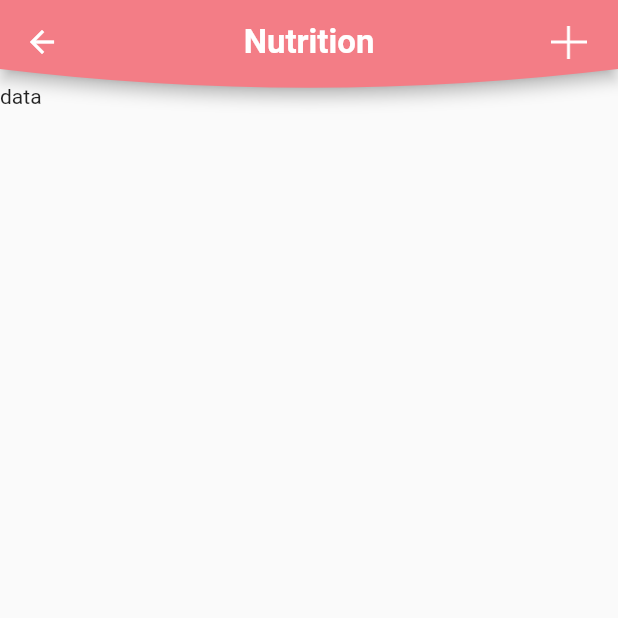
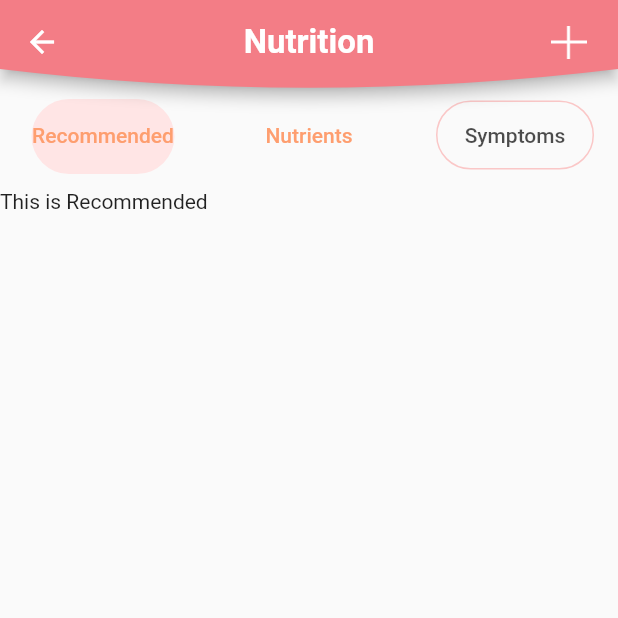
Before and after one commit to Ambangira/flutter-pregnant-umenoki, a Flutter app: the NutritionPage screen opened directly, on a phone screen of 412 x 824 dp, the top half of it. Run offline on Flutter 3.47's test engine with Material 2 defaults, Android fonts, the phone set to English and light mode, and no system bars; our stand-ins replace bubble_tab_indicator, cloud_firestore, firebase_auth, firebase_messaging; accounts and stored records are empty; Roboto replaces fonts that are missing (Avenir).

Commit message:
Update nutrition_page.dart

```diff
--- a/lib/src/pages/nutrition/nutrition_page.dart
+++ b/lib/src/pages/nutrition/nutrition_page.dart
@@ -10,6 +10,8 @@ import 'package:flutter/material.dart';
 import 'package:umenoki/src/app_theme.dart';
 import 'package:umenoki/src/widgets/shape_border_widget.dart';
 
+import 'package:bubble_tab_indicator/bubble_tab_indicator.dart';
+
 class NutritionPage extends StatefulWidget {
 
   @override
@@ -21,9 +23,10 @@ class _NutritionPageState extends State<NutritionPage>{
   Widget build(BuildContext context) {
     return Scaffold(
       appBar: _appBarBuilder(context),
-      body: _bodyBuilder(context),
+      body: _bodyBuilder(context,)
     );
   }
+
 
   Widget _appBarBuilder(BuildContext context) {
     return AppBar(
@@ -45,10 +48,10 @@ class _NutritionPageState extends State<NutritionPage>{
         IconButton(
           icon: ImageIcon(
             AssetImage("assets/components/nutrition/icn_plus.png"),
-            size: 50.0,
+            size: AppTheme.iconSize,
             color: Colors.white,
           ),
-          iconSize: 50.0,
+          iconSize: AppTheme.iconSize,
           onPressed: (){
 
           },
@@ -58,6 +61,77 @@ class _NutritionPageState extends State<NutritionPage>{
   }
 
   Widget _bodyBuilder(BuildContext context) {
-    return Text('data');
+    return DefaultTabController(
+      length: 3,
+      child: Column(
+        children: <Widget>[
+          Container(
+            constraints: BoxConstraints.expand(height: 70.0),
+            child: TabBar(
+              indicatorSize: TabBarIndicatorSize.label,     // tab
+              indicator: BubbleTabIndicator(
+                indicatorHeight: 50.0,
+                indicatorColor: Color(0xFFFFE5E5),
+                tabBarIndicatorSize: TabBarIndicatorSize.tab,
+              ),
+              tabs: [
+                Tab(
+                  child: Container(
+                    decoration: BubbleTabIndicator(
+                      indicatorHeight: 48.0,
+                      indicatorColor: Color(0xFFFAC7C7),
+                      tabBarIndicatorSize: TabBarIndicatorSize.tab,
+                    ),
+                    child: Align(
+                      alignment: Alignment.center,
+                      child: Text("Recommended", style: TextStyle(color: Color(0xFFFE9E6F)),),
+                    ),
+                  ),
+                ),
+                Tab(
+                  child: Container(
+                    decoration: BubbleTabIndicator(
+                      indicatorHeight: 48.0,
+                      indicatorColor: Color(0xFFFAC7C7),
+                      tabBarIndicatorSize: TabBarIndicatorSize.tab,
+                    ),
+                    child: Align(
+                      alignment: Alignment.center,
+                      child: Text("Nutrients", style: TextStyle(color: Color(0xFFFE9E6F)),),
+                    ),
+                  ),
+                ),
+                Tab(
+                  child: Container(
+                    decoration: BoxDecoration(
+                        borderRadius: BorderRadius.circular(50.0),
+                        border: Border.all(color: Color(0xFFFAC7C7), width: 1.0)),
+                    child: Align(
+                      alignment: Alignment.center,
+                      child: Text("Symptoms"),
+                    ),
+                  ),
+                ),
+              ],
+            )
+          ),
+          Expanded(
+            child: Container(
+              child: TabBarView(children: [
+                Container(
+                  child: Text('This is Recommended')
+                ),
+                Container(
+                  child: Text('This is Nutrients')
+                ),
+                Container(
+                  child: Text('This is Symptoms')
+                ),
+              ]),
+            )
+          )
+        ],
+      ),
+    );
   }
 }
```
